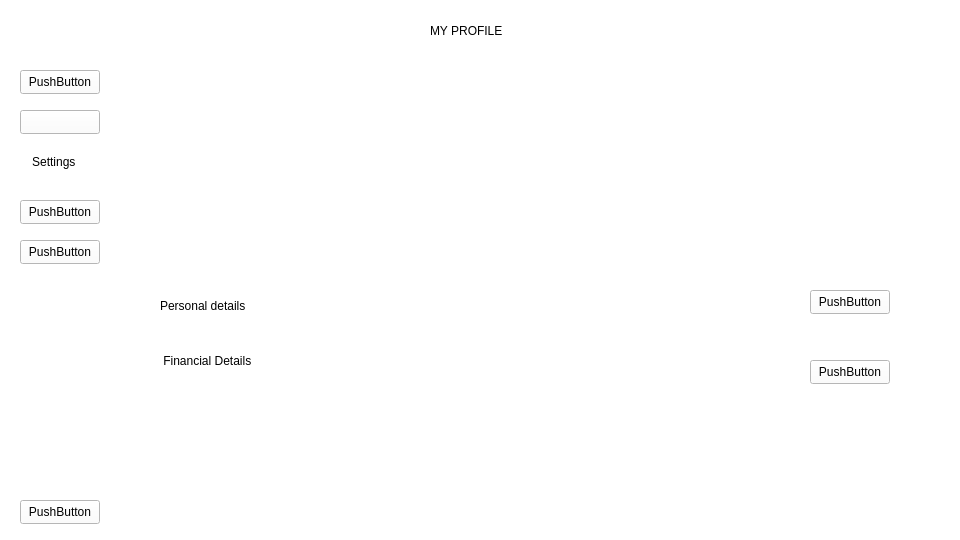
Above: myprofile.ui from Nirjaraa/spendwise before the change. Below: the same form after it.
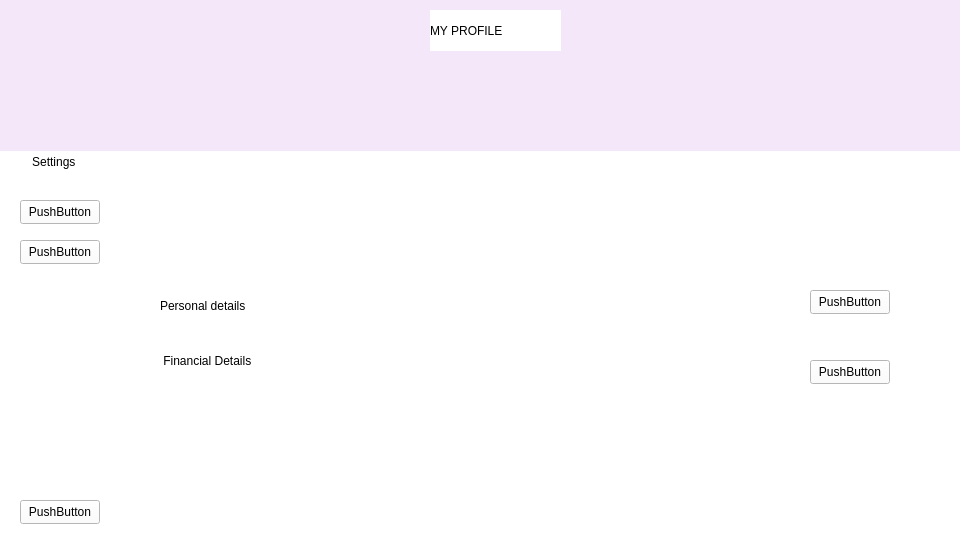
That is the form after the change. Icons and pictures are not drawn.

The edit to the form file:
```diff
--- a/myprofile.ui
+++ b/myprofile.ui
@@ -17,34 +17,17 @@
    <string notr="true">background-color:rgb(255,255,255);</string>
   </property>
   <widget class="QWidget" name="centralwidget">
-   <widget class="QLabel" name="label_2">
-    <property name="geometry">
-     <rect>
-      <x>-10</x>
-      <y>0</y>
-      <width>131</width>
-      <height>551</height>
-     </rect>
-    </property>
-    <property name="styleSheet">
-     <string notr="true">border-image: url(:/resources/dasproo.png);</string>
-    </property>
-    <property name="text">
-     <string/>
-    </property>
-   </widget>
    <widget class="QLabel" name="label">
     <property name="geometry">
      <rect>
-      <x>120</x>
+      <x>0</x>
       <y>0</y>
-      <width>841</width>
-      <height>241</height>
+      <width>961</width>
+      <height>151</height>
      </rect>
     </property>
     <property name="styleSheet">
-     <string notr="true"> 
-border-image: url(:/resources/pro.png);</string>
+     <string notr="true">background-color:rgb(243, 231, 249);</string>
     </property>
     <property name="text">
      <string/>
@@ -76,32 +59,6 @@
      <string> Financial Details</string>
     </property>
    </widget>
-   <widget class="QPushButton" name="pushButton">
-    <property name="geometry">
-     <rect>
-      <x>20</x>
-      <y>70</y>
-      <width>80</width>
-      <height>24</height>
-     </rect>
-    </property>
-    <property name="text">
-     <string>PushButton</string>
-    </property>
-   </widget>
-   <widget class="QPushButton" name="pushButton_2">
-    <property name="geometry">
-     <rect>
-      <x>20</x>
-      <y>110</y>
-      <width>80</width>
-      <height>24</height>
-     </rect>
-    </property>
-    <property name="text">
-     <string/>
-    </property>
-   </widget>
    <widget class="QPushButton" name="pushButton_3">
     <property name="geometry">
      <rect>
```
